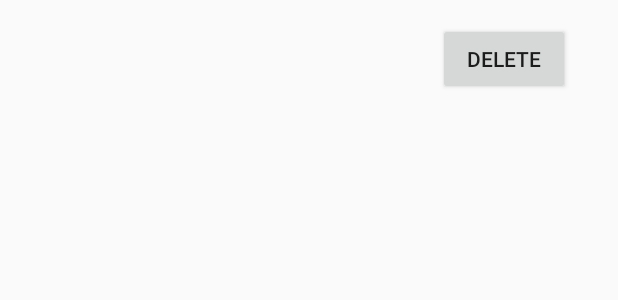
After one commit to mahmoudhablas/OrganizeLife, an Android app: the layout row_transaction.xml on its own in the app's theme, with its tools: preview values and no code run, on a phone screen of 412 x 824 dp. The commit adds this screen. Shown: the top 300 px of the screen. Run offline under Robolectric (Android 15) with nearby library versions, the phone set to English and light mode, and no system bars.

Commit message:
update listview

```diff
--- a/app/build.gradle
+++ b/app/build.gradle
@@ -25,5 +25,5 @@ dependencies {
     testImplementation 'junit:junit:4.12'
     androidTestImplementation 'com.android.support.test:runner:1.0.1'
     androidTestImplementation 'com.android.support.test.espresso:espresso-core:3.0.1'
-    implementation 'com.github.PhilJay:MPAndroidChart:v3.0.3'
+    implementation 'com.github.PhilJay:MPAndroidChart:v2.2.4'
 }
--- /dev/null
+++ b/app/src/main/res/layout/row_transaction.xml
@@ -0,0 +1,42 @@
+<?xml version="1.0" encoding="utf-8"?>
+<RelativeLayout
+    xmlns:android="http://schemas.android.com/apk/res/android" android:layout_width="match_parent"
+    android:layout_height="match_parent"
+    android:orientation="horizontal">
+
+
+    <TextView
+        android:id="@+id/subject"
+        android:layout_width="wrap_content"
+        android:layout_height="wrap_content"
+        android:layout_alignParentLeft="true"
+        android:layout_alignParentStart="true"
+        android:layout_alignParentTop="true"
+        android:layout_marginLeft="21dp"
+        android:layout_marginStart="21dp"
+        android:layout_marginTop="28dp"
+         />
+
+    <TextView
+        android:id="@+id/duration"
+        android:layout_width="wrap_content"
+        android:layout_height="wrap_content"
+        android:layout_alignTop="@+id/textView"
+        android:layout_marginLeft="55dp"
+        android:layout_marginStart="55dp"
+        android:layout_toEndOf="@+id/textView"
+        android:layout_toRightOf="@+id/textView"
+         />
+
+    <Button
+        android:id="@+id/delete"
+        android:layout_width="wrap_content"
+        android:layout_height="wrap_content"
+        android:layout_alignParentEnd="true"
+        android:layout_alignParentRight="true"
+        android:layout_alignParentTop="true"
+        android:layout_marginEnd="32dp"
+        android:layout_marginRight="32dp"
+        android:layout_marginTop="15dp"
+        android:text="Delete" />
+</RelativeLayout>
--- /dev/null
+++ b/app/src/main/res/values/dimes.xml
@@ -0,0 +1,2 @@
+<?xml version="1.0" encoding="utf-8"?>
+<resources name="paddingText">10</resources>
```
Also changed, not shown: app/src/main/java/com/example/mahmoud/organizelife/DataBaseHelper.java (+23 -1 lines), app/src/main/java/com/example/mahmoud/organizelife/TimeActivity.java (+72 -23 lines), app/src/main/java/com/example/mahmoud/organizelife/row_transcation.java (added, +31 -0 lines), app/src/main/res/layout/activity_time.xml (+72 -34 lines).
